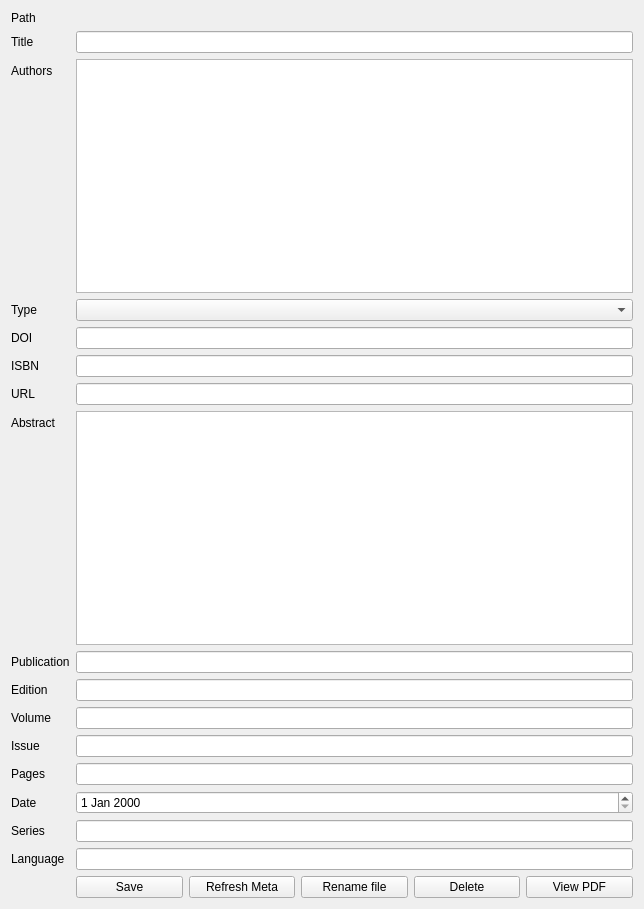
Above: qodex/ui/edit_document.ui from grapesmoker/qodex before the change. Below: the same form after it.
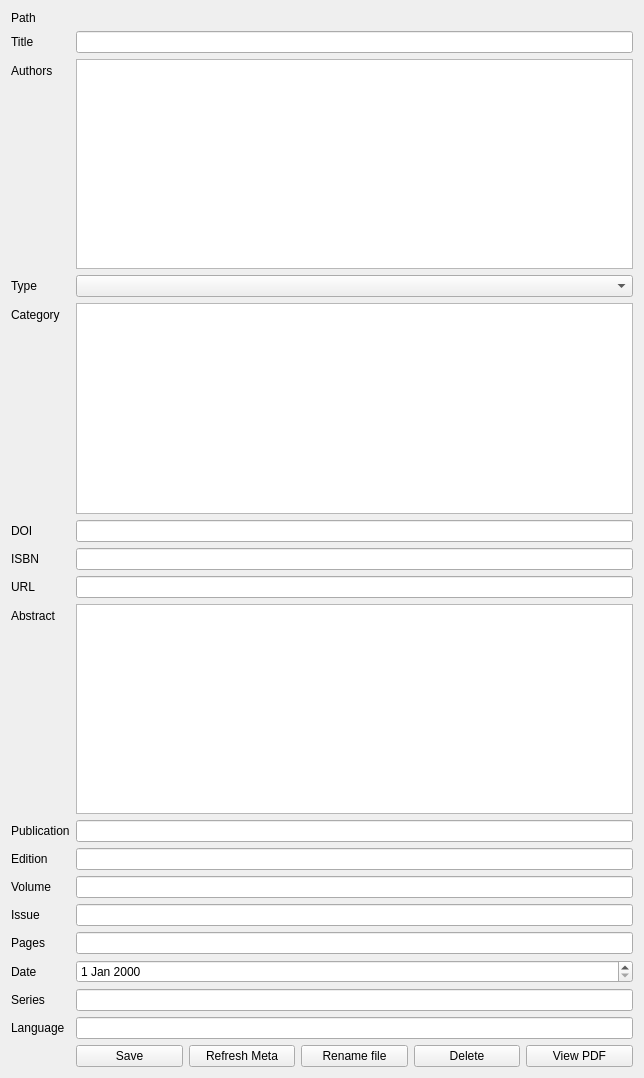
That is the form after the change.

Commit message: documents can be categorized

The edit to the form file:
```diff
--- a/qodex/ui/edit_document.ui
+++ b/qodex/ui/edit_document.ui
@@ -7,7 +7,7 @@
     <x>0</x>
     <y>0</y>
     <width>644</width>
-    <height>909</height>
+    <height>1078</height>
    </rect>
   </property>
   <property name="windowTitle">
@@ -76,127 +76,127 @@
      <item row="3" column="1">
       <widget class="QComboBox" name="document_type"/>
      </item>
-     <item row="4" column="0">
+     <item row="5" column="0">
       <widget class="QLabel" name="label_14">
        <property name="text">
         <string>DOI</string>
        </property>
       </widget>
      </item>
-     <item row="4" column="1">
+     <item row="5" column="1">
       <widget class="QLineEdit" name="doi"/>
      </item>
-     <item row="5" column="0">
+     <item row="6" column="0">
       <widget class="QLabel" name="label_15">
        <property name="text">
         <string>ISBN</string>
        </property>
       </widget>
      </item>
-     <item row="5" column="1">
+     <item row="6" column="1">
       <widget class="QLineEdit" name="isbn"/>
      </item>
-     <item row="6" column="0">
+     <item row="7" column="0">
       <widget class="QLabel" name="label_16">
        <property name="text">
         <string>URL</string>
        </property>
       </widget>
      </item>
-     <item row="6" column="1">
+     <item row="7" column="1">
       <widget class="QLineEdit" name="url"/>
      </item>
-     <item row="7" column="0">
+     <item row="8" column="0">
       <widget class="QLabel" name="label_5">
        <property name="text">
         <string>Abstract</string>
        </property>
       </widget>
      </item>
-     <item row="7" column="1">
+     <item row="8" column="1">
       <widget class="QTextEdit" name="doc_abstract"/>
      </item>
-     <item row="8" column="0">
+     <item row="9" column="0">
       <widget class="QLabel" name="label_6">
        <property name="text">
         <string>Publication</string>
        </property>
       </widget>
      </item>
-     <item row="8" column="1">
+     <item row="9" column="1">
       <widget class="QLineEdit" name="publication"/>
      </item>
-     <item row="9" column="0">
+     <item row="10" column="0">
       <widget class="QLabel" name="label_7">
        <property name="text">
         <string>Edition</string>
        </property>
       </widget>
      </item>
-     <item row="9" column="1">
+     <item row="10" column="1">
       <widget class="QLineEdit" name="edition"/>
      </item>
-     <item row="10" column="0">
+     <item row="11" column="0">
       <widget class="QLabel" name="label_8">
        <property name="text">
         <string>Volume</string>
        </property>
       </widget>
      </item>
-     <item row="10" column="1">
+     <item row="11" column="1">
       <widget class="QLineEdit" name="volume"/>
      </item>
-     <item row="11" column="0">
+     <item row="12" column="0">
       <widget class="QLabel" name="label_9">
        <property name="text">
         <string>Issue</string>
        </property>
       </widget>
      </item>
-     <item row="11" column="1">
+     <item row="12" column="1">
       <widget class="QLineEdit" name="issue"/>
      </item>
-     <item row="12" column="0">
+     <item row="13" column="0">
       <widget class="QLabel" name="label_10">
        <property name="text">
         <string>Pages</string>
        </property>
       </widget>
      </item>
-     <item row="12" column="1">
+     <item row="13" column="1">
       <widget class="QLineEdit" name="pages"/>
      </item>
-     <item row="13" column="0">
+     <item row="14" column="0">
       <widget class="QLabel" name="label_11">
        <property name="text">
         <string>Date</string>
        </property>
       </widget>
      </item>
-     <item row="13" column="1">
+     <item row="14" column="1">
       <widget class="QDateEdit" name="date"/>
      </item>
-     <item row="14" column="0">
+     <item row="15" column="0">
       <widget class="QLabel" name="label_12">
        <property name="text">
         <string>Series</string>
        </property>
       </widget>
      </item>
-     <item row="14" column="1">
+     <item row="15" column="1">
       <widget class="QLineEdit" name="series"/>
      </item>
-     <item row="15" column="0">
+     <item row="16" column="0">
       <widget class="QLabel" name="label_13">
        <property name="text">
         <string>Language</string>
        </property>
       </widget>
      </item>
-     <item row="15" column="1">
-      <widget class="QLineEdit" name="language"/>
-     </item>
      <item row="16" column="1">
+      <widget class="QLineEdit" name="language"/>
+     </item>
+     <item row="17" column="1">
       <layout class="QHBoxLayout" name="horizontalLayout">
        <item>
         <widget class="QPushButton" name="save_button">
@@ -235,6 +235,23 @@
        </item>
       </layout>
      </item>
+     <item row="4" column="0">
+      <widget class="QLabel" name="label_17">
+       <property name="text">
+        <string>Category</string>
+       </property>
+      </widget>
+     </item>
+     <item row="4" column="1">
+      <widget class="QTreeView" name="category">
+       <property name="selectionMode">
+        <enum>QAbstractItemView::MultiSelection</enum>
+       </property>
+       <attribute name="headerVisible">
+        <bool>false</bool>
+       </attribute>
+      </widget>
+     </item>
     </layout>
    </item>
   </layout>
```
Left out of the diff: 3 changed lines with no effect on the pictures. The commit also changes 3 other files.
